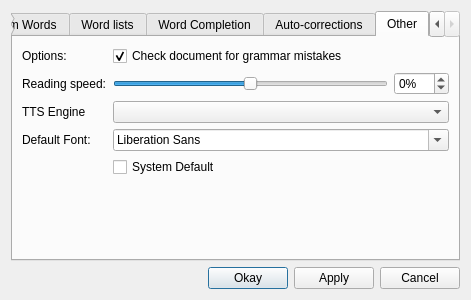
This is ui/settings.ui in nyov/writetype as Qt 5 draws it before an edit. The edited form follows.
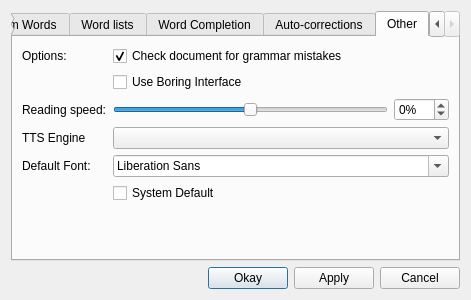
This is the edited form. The open tabs and pages were chosen to show the change.

Diff of the .ui file:
```diff
--- a/ui/settings.ui
+++ b/ui/settings.ui
@@ -282,10 +282,10 @@
        <string>Other</string>
       </attribute>
       <layout class="QGridLayout" name="gridLayout_2">
-       <item row="4" column="1">
+       <item row="5" column="1">
         <widget class="QFontComboBox" name="defaultFont"/>
        </item>
-       <item row="4" column="0">
+       <item row="5" column="0">
         <widget class="QLabel" name="label_2">
          <property name="text">
           <string>Default Font:</string>
@@ -299,7 +299,7 @@
          </property>
         </widget>
        </item>
-       <item row="6" column="1">
+       <item row="7" column="1">
         <spacer name="verticalSpacer_3">
          <property name="orientation">
           <enum>Qt::Vertical</enum>
@@ -315,14 +315,14 @@
          </property>
         </spacer>
        </item>
-       <item row="2" column="0">
+       <item row="3" column="0">
         <widget class="QLabel" name="label_9">
          <property name="text">
           <string>Reading speed:</string>
          </property>
         </widget>
        </item>
-       <item row="2" column="1">
+       <item row="3" column="1">
         <layout class="QHBoxLayout" name="horizontalLayout">
          <item>
           <widget class="QSlider" name="speedSlider">
@@ -364,21 +364,21 @@
          </item>
         </layout>
        </item>
-       <item row="3" column="0">
+       <item row="4" column="0">
         <widget class="QLabel" name="label_10">
          <property name="text">
           <string>TTS Engine</string>
          </property>
         </widget>
        </item>
-       <item row="3" column="1">
+       <item row="4" column="1">
         <widget class="QComboBox" name="ttsEngineBox">
          <property name="editable">
           <bool>false</bool>
          </property>
         </widget>
        </item>
-       <item row="5" column="1">
+       <item row="6" column="1">
         <widget class="QCheckBox" name="useDefaultFont">
          <property name="text">
           <string>System Default</string>
@@ -395,6 +395,13 @@
          </property>
         </widget>
        </item>
+       <item row="2" column="1">
+        <widget class="QCheckBox" name="disableFancyInterfaceCheckbox">
+         <property name="text">
+          <string>Use Boring Interface</string>
+         </property>
+        </widget>
+       </item>
       </layout>
      </widget>
     </widget>
```
